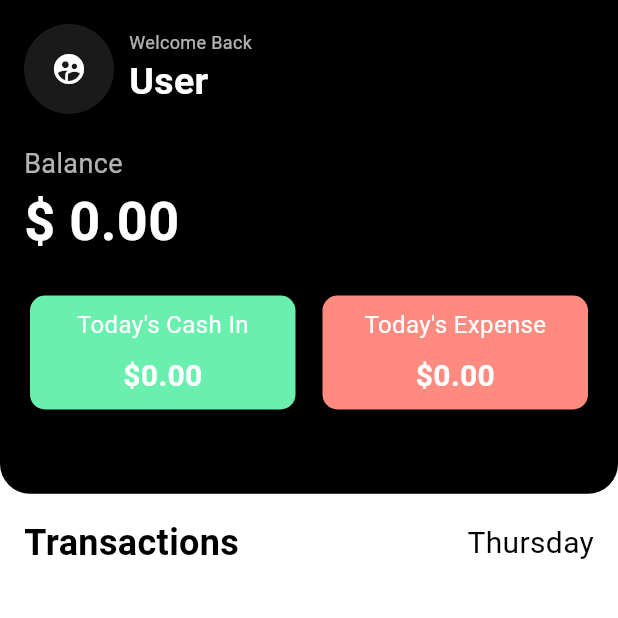
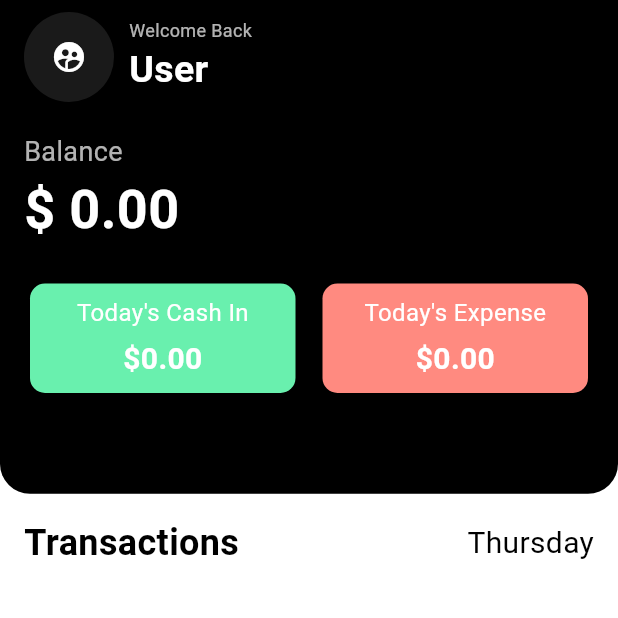
Before and after one commit to inshadaliqbal/DailyExpenseTracker, a Flutter app: the HomePage screen opened by its route, on a phone screen of 412 x 824 dp, the part 84-702 px from its top. Run offline on Flutter 3.47's test engine with Material 3 defaults, Android fonts, the phone set to English and light mode, and no system bars; our stand-ins replace cloud_firestore, connectivity_plus, firebase_auth, firebase_core, fl_chart, flutter_local_notifications and 3 more; missing offline and left inert: blurry_modal_progress_hud, omni_datetime_picker; accounts and stored records are empty.

Commit message:
Most of the part done

```diff
--- a/lib/pages/home_page.dart
+++ b/lib/pages/home_page.dart
@@ -45,7 +45,7 @@ class _HomePageState extends State<HomePage> {
                         bottomRight: Radius.circular(20),
                       ),
                     ),
-                    padding: EdgeInsets.all(16.0),
+                    padding: EdgeInsets.symmetric(vertical: 8.0,horizontal: 16),
                     child: Column(
                       crossAxisAlignment: CrossAxisAlignment.start,
                       children: [
--- a/lib/widgets/extracted_widgets.dart
+++ b/lib/widgets/extracted_widgets.dart
@@ -34,7 +34,7 @@ class HomePageExpenseRow extends StatelessWidget {
                     'Today\'s Cash In',
                     style: TextStyle(fontSize: 16, color: Colors.white),
                   ),
-                  SizedBox(height: 8),
+                  SizedBox(height: 5),
                   Text(
                     '\$${mainEngine.todaysCashIn.toStringAsFixed(2)}',
                     style: TextStyle(
@@ -62,7 +62,7 @@ class HomePageExpenseRow extends StatelessWidget {
                     'Today\'s Expense',
                     style: TextStyle(fontSize: 16, color: Colors.white),
                   ),
-                  SizedBox(height: 8),
+                  SizedBox(height: 5),
                   Text(
                     '\$${mainEngine.todaysExpense.toStringAsFixed(2)}',
                     style: TextStyle(
```
